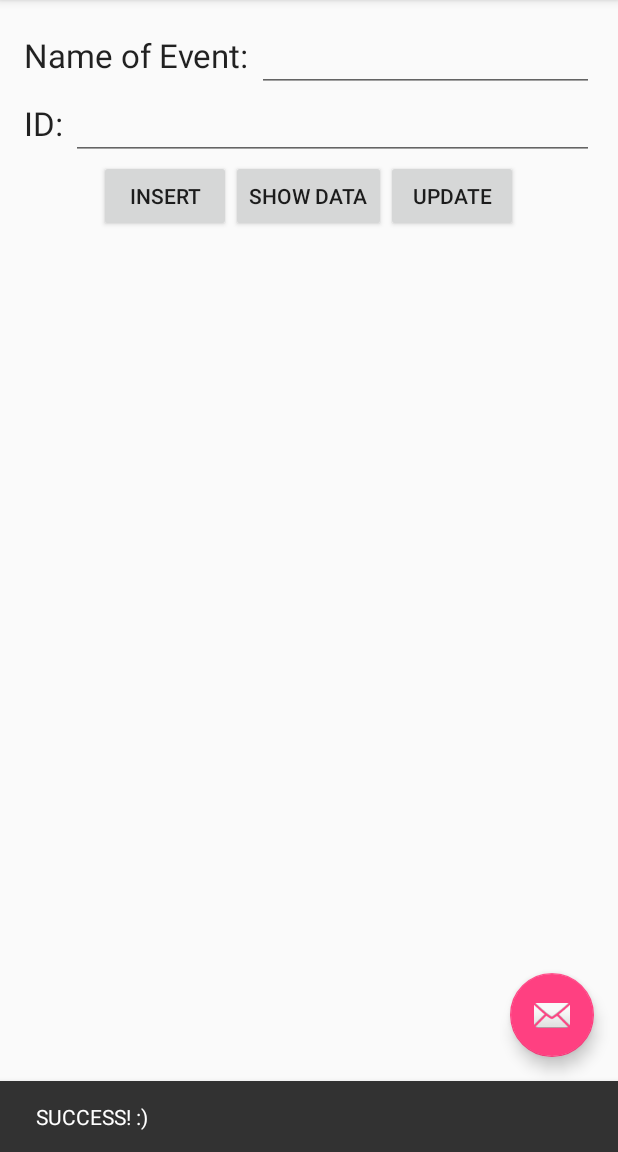
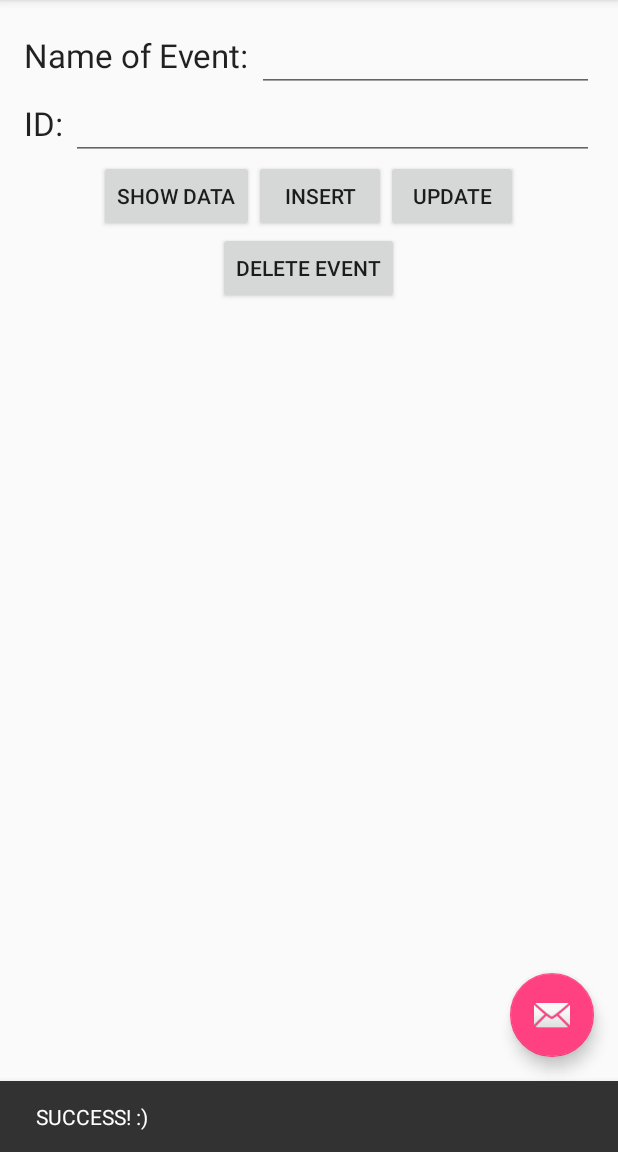
Before and after one commit to sdillon1/MyPlannerPal, an Android app: the screen it shows after launch (HomeScreen), after a tap on "INSERT", on a phone screen of 412 x 824 dp, the part 84-1236 px from its top. Run offline under Robolectric (Android 15) with nearby library versions, the phone set to English and light mode, and no system bars.

Commit message:
Delete by id in database

```diff
--- a/app/src/main/java/sean21eric/myplannerpal/HomeScreen.java
+++ b/app/src/main/java/sean21eric/myplannerpal/HomeScreen.java
@@ -22,6 +22,7 @@ public class HomeScreen extends AppCompatActivity {
     Button btnInsert;
     Button btnShowData;
     Button btnUpdate;
+    Button btnDelete;
     EditText nameEditText;
     EditText idEditText;
     LinearLayout linearLayout1;
@@ -39,6 +40,7 @@ public class HomeScreen extends AppCompatActivity {
         btnInsert = (Button)findViewById(R.id.BTNInsert);
         btnShowData = (Button)findViewById(R.id.BTNShowData);
         btnUpdate = (Button)findViewById(R.id.BTNUpdate);
+        btnDelete = (Button)findViewById(R.id.BTNDelete);
         nameEditText = (EditText)findViewById(R.id.EDITTEXT_NAME);
         idEditText = (EditText)findViewById(R.id.EditText_ID);
 
@@ -72,8 +74,7 @@ public class HomeScreen extends AppCompatActivity {
                 }else{
                     Snackbar.make(linearLayout1, "FAILURE :(", Snackbar.LENGTH_LONG).setAction("Action", null).show();
                 }
-
-                nameEditText.setText("");
+                clearTExtFields();
                 deselectEdittext();
             }
         });
@@ -108,7 +109,7 @@ public class HomeScreen extends AppCompatActivity {
             @Override
             public void onClick(View v) {
 
-                boolean isUpdated = myHelper.updateEvent(idEditText.getText().toString(),nameEditText.getText().toString());
+                boolean isUpdated = myHelper.updateEvent(idEditText.getText().toString(), nameEditText.getText().toString());
 
                 if(isUpdated == true){
                     Snackbar.make(linearLayout1, "UPDATE SUCCESS! :)", Snackbar.LENGTH_LONG).setAction("Action", null).show();
@@ -116,7 +117,28 @@ public class HomeScreen extends AppCompatActivity {
                     Snackbar.make(linearLayout1, "UPDATE FAILURE! :(", Snackbar.LENGTH_LONG).setAction("Action", null).show();
                 }
 
+                clearTExtFields();
                 deselectEdittext();
+            }
+        });
+
+        btnDelete.setOnClickListener(new View.OnClickListener() {
+            @Override
+            public void onClick(View v) {
+
+                int deletedRows = myHelper.deleteEvent(idEditText.getText().toString());
+
+                if(deletedRows == 0){
+                    //no rows deleted
+                    Snackbar.make(linearLayout1, "Delete Failure! :)", Snackbar.LENGTH_LONG).setAction("Action", null).show();
+                }else{
+                    //rows were deleted
+                    Snackbar.make(linearLayout1, "Delete SUCCESS! :)", Snackbar.LENGTH_LONG).setAction("Action", null).show();
+                }
+
+                deselectEdittext();
+                clearTExtFields();
+
             }
         });
 
@@ -140,7 +162,17 @@ public class HomeScreen extends AppCompatActivity {
         idEditText.setFocusable(false);
         idEditText.setFocusable(true);
         */
+
+        idEditText.clearFocus();
+        nameEditText.clearFocus();
     }
+
+    public void clearTExtFields(){
+        nameEditText.setText("");
+        idEditText.setText("");
+    }
+
+
 
 
     /*
--- a/app/src/main/res/layout/content_home_screen.xml
+++ b/app/src/main/res/layout/content_home_screen.xml
@@ -65,15 +65,15 @@
         <Button
             android:layout_width="wrap_content"
             android:layout_height="wrap_content"
-            android:text="Insert"
-            android:id="@+id/BTNInsert"
-            android:layout_gravity="center_horizontal"/>
+            android:text="Show Data"
+            android:id="@+id/BTNShowData"/>
 
         <Button
             android:layout_width="wrap_content"
             android:layout_height="wrap_content"
-            android:text="Show Data"
-            android:id="@+id/BTNShowData"/>
+            android:text="Insert"
+            android:id="@+id/BTNInsert"
+            android:layout_gravity="center_horizontal"/>
 
         <Button
             android:layout_width="wrap_content"
@@ -83,4 +83,16 @@
 
     </LinearLayout>
 
+    <LinearLayout
+        android:orientation="horizontal"
+        android:layout_width="wrap_content"
+        android:layout_height="wrap_content">
+
+        <Button
+            android:layout_width="wrap_content"
+            android:layout_height="wrap_content"
+            android:text="Delete Event"
+            android:id="@+id/BTNDelete"/>
+    </LinearLayout>
+
 </LinearLayout>
```
Also changed, not shown: app/src/main/java/sean21eric/myplannerpal/DatabaseHelper.java (+11 -1 lines).
